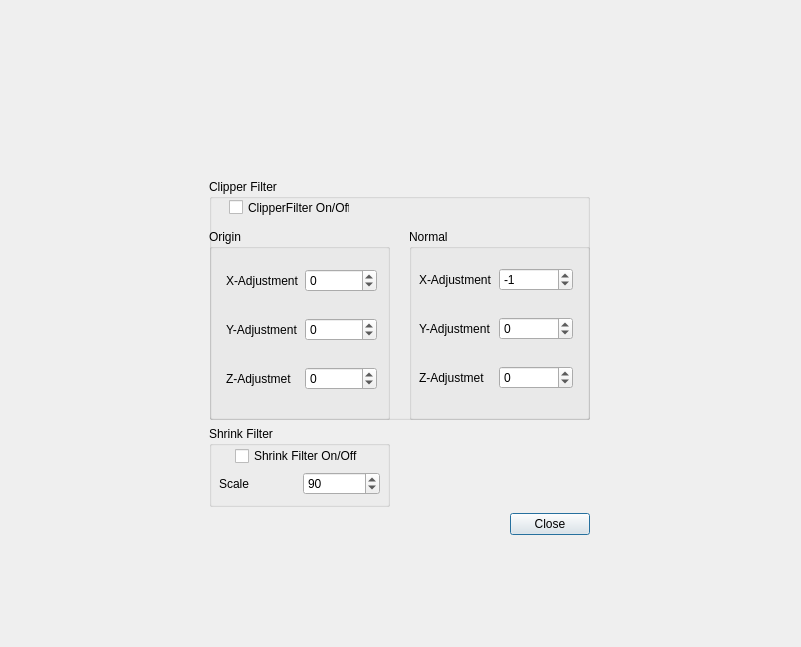
The window that model_viewer/source/filters.ui (warrior1601/2019_GROUP_33) describes before a commit, drawn with Qt 5.
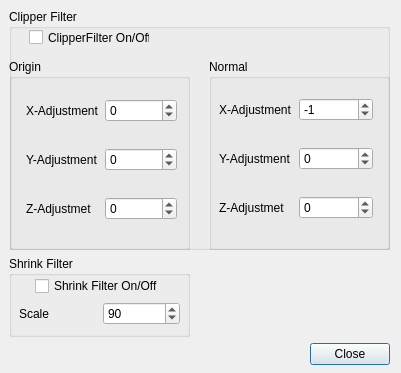
The same window after the commit.

```diff
--- a/model_viewer/source/filters.ui
+++ b/model_viewer/source/filters.ui
@@ -6,8 +6,8 @@
    <rect>
     <x>0</x>
     <y>0</y>
-    <width>801</width>
-    <height>647</height>
+    <width>401</width>
+    <height>373</height>
    </rect>
   </property>
   <property name="minimumSize">
@@ -16,18 +16,30 @@
     <height>373</height>
    </size>
   </property>
+  <property name="maximumSize">
+   <size>
+    <width>401</width>
+    <height>373</height>
+   </size>
+  </property>
   <property name="windowTitle">
    <string>Apply Filters</string>
   </property>
   <widget class="QFrame" name="verticalFrame_3">
    <property name="geometry">
     <rect>
-     <x>200</x>
-     <y>170</y>
+     <x>0</x>
+     <y>0</y>
      <width>391</width>
      <height>361</height>
     </rect>
    </property>
+   <property name="sizePolicy">
+    <sizepolicy hsizetype="Preferred" vsizetype="Preferred">
+     <horstretch>0</horstretch>
+     <verstretch>0</verstretch>
+    </sizepolicy>
+   </property>
    <property name="minimumSize">
     <size>
      <width>391</width>
```
